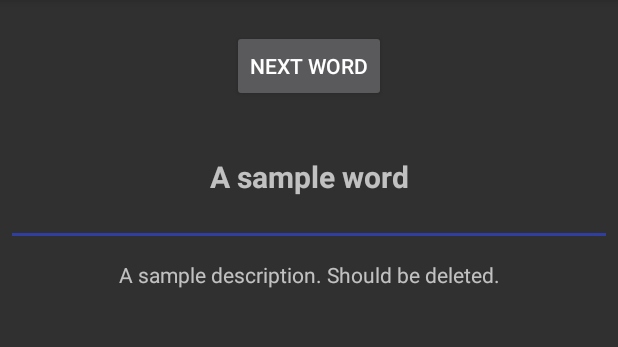
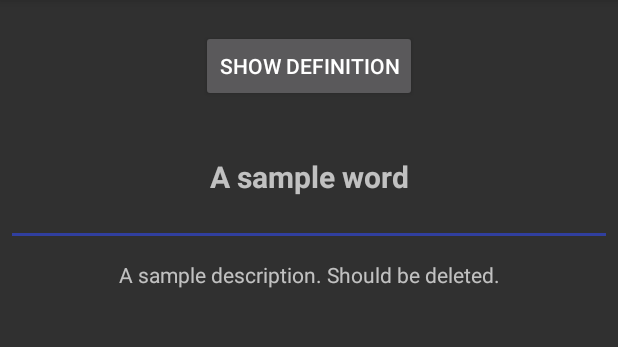
Before and after one commit to marthaserpak/FavouriteToysPart2, an Android app: the screen it shows after launch (MainActivity), after a tap on "SHOW DEFINITION", on a phone screen of 412 x 824 dp, the part 84-431 px from its top. Run offline under Robolectric (Android 15) with nearby library versions, the phone set to English and light mode, and no system bars; 2 statements that could not run were skipped.

Commit message:
Content Providers

```diff
--- a/app/src/main/java/com/example/favouritetoyspart2/MainActivity.java
+++ b/app/src/main/java/com/example/favouritetoyspart2/MainActivity.java
@@ -8,6 +8,7 @@ import android.os.AsyncTask;
 import android.os.Bundle;
 import android.view.View;
 import android.widget.Button;
+import android.widget.TextView;
 
 import com.example.droidtermsprovider.DroidTermsExampleContract;
 
@@ -19,6 +20,8 @@ public class MainActivity extends AppCompatActivity {
     private int mCurrentState;
     private Cursor mData;
     private Button mButton;
+    TextView mWordTextView;
+    TextView mDefinitionTextView;
 
     // This state is when the word definition is hidden and clicking
     // the button will therefore show the definition
@@ -27,12 +30,15 @@ public class MainActivity extends AppCompatActivity {
     // This state is when the word definition is shown and clicking the
     // button will therefore advance the app to the next word
     private final int STATE_SHOWN = 1;
+    private int mWordCol, mDefCol;
 
     @Override
     protected void onCreate(Bundle savedInstanceState) {
         super.onCreate(savedInstanceState);
         setContentView(R.layout.activity_main);
 
+        mWordTextView = findViewById(R.id.text_view_word);
+        mDefinitionTextView = findViewById(R.id.text_view_definition);
         mButton = findViewById(R.id.button_next);
 
         new WordFetchTask().execute();
@@ -60,20 +66,40 @@ public class MainActivity extends AppCompatActivity {
 
     public void nextWord() {
 
-        // Change button text
-        mButton.setText(getString(R.string.show_definition));
+        if (mData != null) {
 
-        mCurrentState = STATE_HIDDEN;
+            if (!mData.moveToNext()) {
+                mData.moveToFirst();
+            }
 
+            //Hide the definition TextView
+            mDefinitionTextView.setVisibility(View.INVISIBLE);
+            // Change button text
+            mButton.setText(getString(R.string.show_definition));
+
+            //get the next word
+            mWordTextView.setText(mData.getString(mWordCol));
+            mDefinitionTextView.setText(mData.getString(mDefCol));
+
+            mCurrentState = STATE_HIDDEN;
+        }
     }
 
     public void showDefinition() {
 
-        // Change button text
-        mButton.setText(getString(R.string.next_word));
+        if (mData != null) {
+            mDefinitionTextView.setVisibility(View.VISIBLE);
+            // Change button text
+            mButton.setText(getString(R.string.next_word));
 
-        mCurrentState = STATE_SHOWN;
+            mCurrentState = STATE_SHOWN;
+        }
+    }
 
+    @Override
+    protected void onDestroy() {
+        super.onDestroy();
+        mData.close();
     }
 
     public class WordFetchTask extends AsyncTask<Void, Void, Cursor> {
@@ -100,9 +126,12 @@ public class MainActivity extends AppCompatActivity {
 
             // Set the data for MainActivity
             mData = cursor;
+            // Get the column index, in the Cursor, of each piece of data
+            mDefCol = mData.getColumnIndex(DroidTermsExampleContract.COLUMN_DEFINITION);
+            mWordCol = mData.getColumnIndex(DroidTermsExampleContract.COLUMN_WORD);
+
+            nextWord();
         }
-
-
     }
 
 }
```
